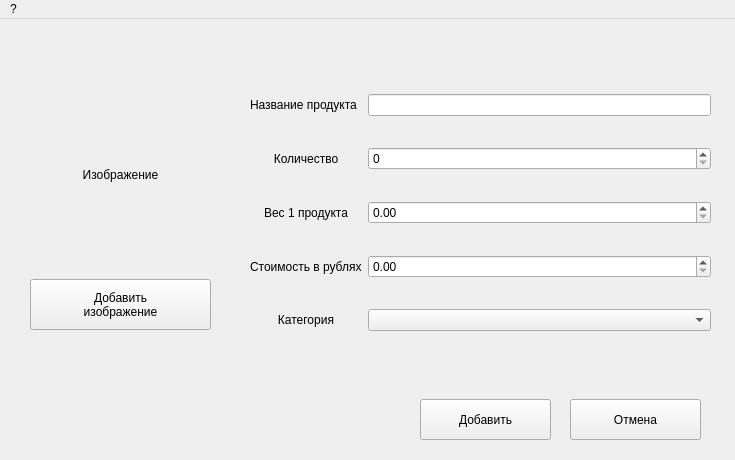
First picture: the form in Visual/Kursovaya/kurswork/addelement.ui, repository dashanowosad/5_semestr, before the edit.
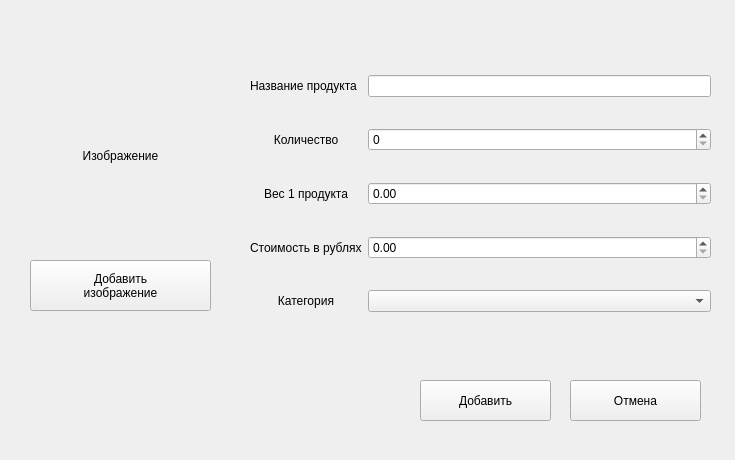
Second picture: the form after the edit.

What changed in the file:
```diff
--- a/Visual/Kursovaya/kurswork/addelement.ui
+++ b/Visual/Kursovaya/kurswork/addelement.ui
@@ -172,22 +172,6 @@
     </layout>
    </widget>
   </widget>
-  <widget class="QMenuBar" name="menubar">
-   <property name="geometry">
-    <rect>
-     <x>0</x>
-     <y>0</y>
-     <width>735</width>
-     <height>22</height>
-    </rect>
-   </property>
-   <widget class="QMenu" name="HelpMenu">
-    <property name="title">
-     <string>?</string>
-    </property>
-   </widget>
-   <addaction name="HelpMenu"/>
-  </widget>
  </widget>
  <resources/>
  <connections/>
```
